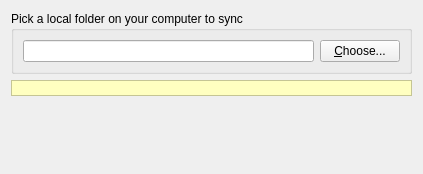
The window that src/gui/folderwizard/folderwizardsourcepage.ui (nextcloud/desktop) describes before a commit, drawn with Qt 5.
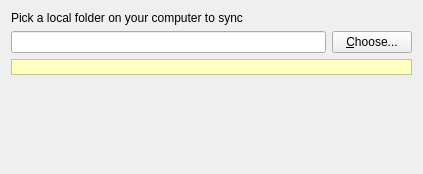
The same window after the commit.

Commit message:
Fix group box label truncation
On openSUSE 15.3 / KDE 5.76.0, the labels of some group boxes get
truncated. This fixes such a truncation in the folder wizard's source
page, by replacing the group box with a label.

Fixes: #9806

The edit to the form file:
```diff
--- a/src/gui/folderwizard/folderwizardsourcepage.ui
+++ b/src/gui/folderwizard/folderwizardsourcepage.ui
@@ -15,10 +15,13 @@
   </property>
   <layout class="QVBoxLayout" name="verticalLayout">
    <item>
-    <widget class="QGroupBox" name="groupBox">
-     <property name="title">
+    <widget class="QLabel" name="label">
+     <property name="text">
       <string>Pick a local folder on your computer to sync</string>
      </property>
+    </widget>
+   </item>
+   <item>
      <layout class="QHBoxLayout" name="horizontalLayout">
       <item>
        <widget class="QLineEdit" name="localFolderLineEdit"/>
@@ -31,7 +34,6 @@
        </widget>
       </item>
      </layout>
-    </widget>
    </item>
    <item>
     <widget class="QLabel" name="warnLabel">
```
Lines whose indentation alone changed are shown as unchanged.
